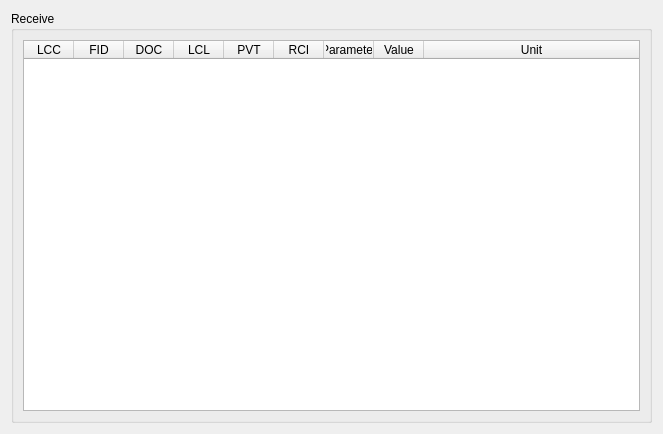
This is receivebox.ui in JuliaCzarnowska/ARINC_825 as Qt 5 draws it before an edit. The edited form follows.
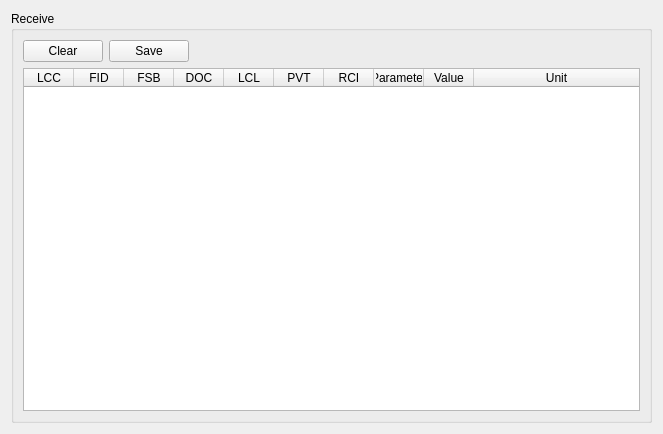
This is the edited form.

The edit to the form file:
```diff
--- a/receivebox.ui
+++ b/receivebox.ui
@@ -10,6 +10,12 @@
     <height>434</height>
    </rect>
   </property>
+  <property name="sizePolicy">
+   <sizepolicy hsizetype="Expanding" vsizetype="Expanding">
+    <horstretch>0</horstretch>
+    <verstretch>0</verstretch>
+   </sizepolicy>
+  </property>
   <property name="windowTitle">
    <string>Form</string>
   </property>
@@ -23,6 +29,40 @@
       <string>Receive</string>
      </property>
      <layout class="QVBoxLayout" name="verticalLayout">
+      <item>
+       <layout class="QHBoxLayout" name="horizontalLayout">
+        <property name="sizeConstraint">
+         <enum>QLayout::SetDefaultConstraint</enum>
+        </property>
+        <item>
+         <widget class="QPushButton" name="clearButton">
+          <property name="text">
+           <string>Clear</string>
+          </property>
+         </widget>
+        </item>
+        <item>
+         <widget class="QPushButton" name="saveButton">
+          <property name="text">
+           <string>Save</string>
+          </property>
+         </widget>
+        </item>
+        <item>
+         <spacer name="horizontalSpacer">
+          <property name="orientation">
+           <enum>Qt::Horizontal</enum>
+          </property>
+          <property name="sizeHint" stdset="0">
+           <size>
+            <width>40</width>
+            <height>20</height>
+           </size>
+          </property>
+         </spacer>
+        </item>
+       </layout>
+      </item>
       <item>
        <widget class="QTableWidget" name="receiveTable">
         <property name="sizePolicy">
@@ -59,10 +99,24 @@
          <property name="text">
           <string>LCC</string>
          </property>
+         <property name="textAlignment">
+          <set>AlignCenter</set>
+         </property>
         </column>
         <column>
          <property name="text">
           <string>FID</string>
+         </property>
+         <property name="textAlignment">
+          <set>AlignCenter</set>
+         </property>
+        </column>
+        <column>
+         <property name="text">
+          <string>FSB</string>
+         </property>
+         <property name="textAlignment">
+          <set>AlignCenter</set>
          </property>
         </column>
         <column>
```
